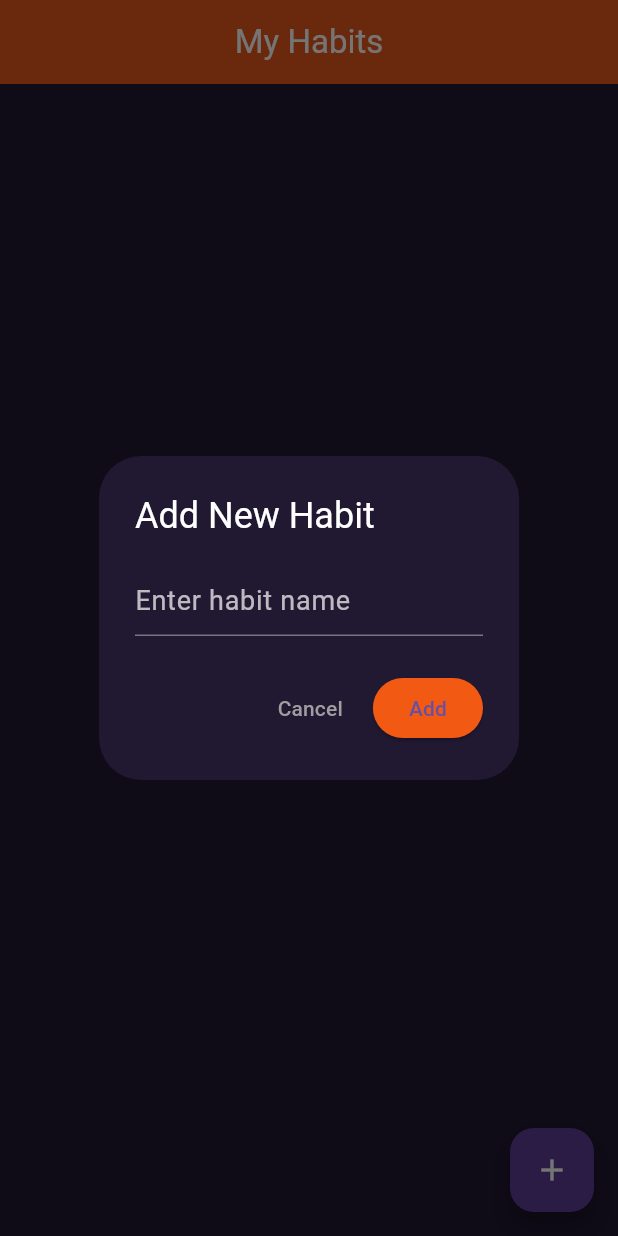
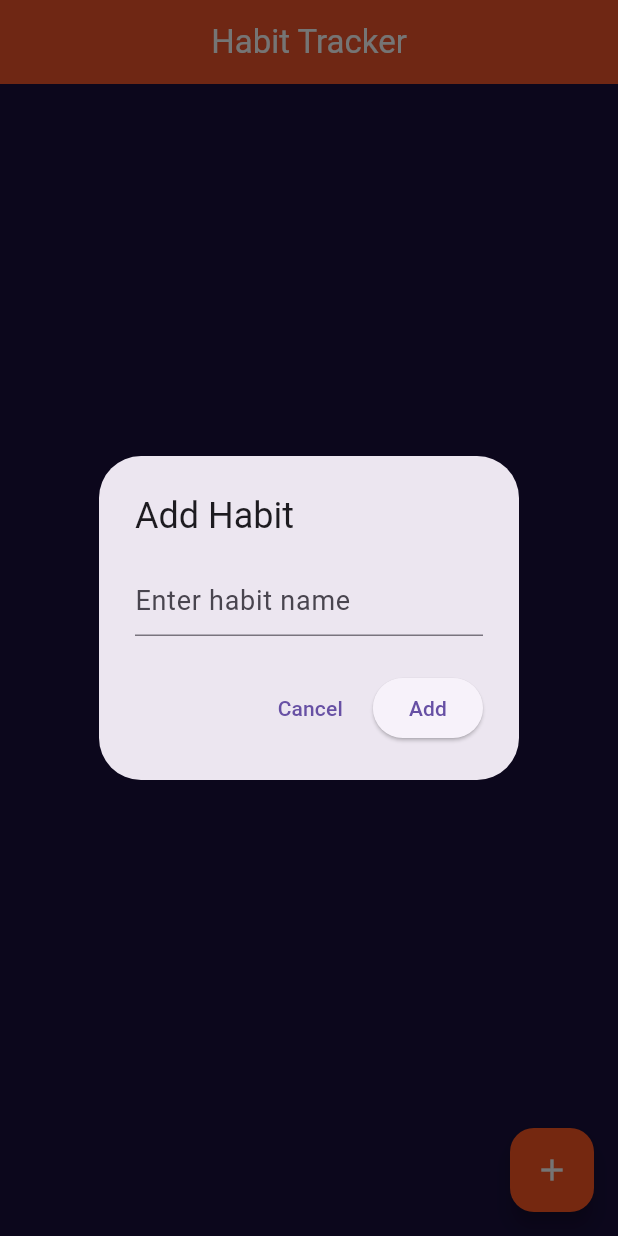
Before and after one commit to marriyamrehman/habit_tracker, a Flutter app: the screen it shows after launch, after a tap on the "add" icon, on a phone screen of 412 x 824 dp. Run offline on Flutter 3.47's test engine with Material 3 defaults, Android fonts, the phone set to English and light mode, and no system bars; our stand-ins replace sqflite; accounts and stored records are empty.

Commit message:
Added SQLite support and improved habit management UI

```diff
--- a/lib/db/db_helper.dart
+++ b/lib/db/db_helper.dart
@@ -1,81 +1,78 @@
 import 'package:sqflite/sqflite.dart';
 import 'package:path/path.dart';
+import '../models/habit_model.dart';
 
-class DBHelper {
+class DatabaseHelper {
+  static final DatabaseHelper _instance = DatabaseHelper._internal();
+  factory DatabaseHelper() => _instance;
+  DatabaseHelper._internal();
+
   static Database? _database;
 
-  // Database name and version
-  static const String _dbName = 'habit_tracker.db';
-  static const int _dbVersion = 1;
-
-  // Table name and columns
-  static const String tableHabits = 'habits';
-  static const String columnId = 'id';
-  static const String columnName = 'name';
-  static const String columnCompleted = 'completed';
-
-  // Singleton pattern
-  DBHelper._privateConstructor();
-  static final DBHelper instance = DBHelper._privateConstructor();
-
-  // Get database instance
   Future<Database> get database async {
     if (_database != null) return _database!;
     _database = await _initDB();
     return _database!;
   }
 
-  // Initialize database
   Future<Database> _initDB() async {
-    String path = join(await getDatabasesPath(), _dbName);
+    final dbPath = await getDatabasesPath();
+    final path = join(dbPath, 'habits.db');
+
     return await openDatabase(
       path,
-      version: _dbVersion,
+      version: 1,
       onCreate: _onCreate,
     );
   }
 
-  // Create tables
-  Future _onCreate(Database db, int version) async {
+  Future<void> _onCreate(Database db, int version) async {
     await db.execute('''
-      CREATE TABLE $tableHabits (
-        $columnId INTEGER PRIMARY KEY AUTOINCREMENT,
-        $columnName TEXT NOT NULL,
-        $columnCompleted INTEGER NOT NULL DEFAULT 0
+      CREATE TABLE habits (
+        id INTEGER PRIMARY KEY AUTOINCREMENT,
+        name TEXT NOT NULL,
+        isCompleted INTEGER NOT NULL
       )
     ''');
   }
 
-  // Insert a new habit
-  Future<int> insertHabit(Map<String, dynamic> habit) async {
-    Database db = await instance.database;
-    return await db.insert(tableHabits, habit);
+  // ✅ Get all habits
+  Future<List<Habit>> getHabits() async {
+    final db = await database;
+    final List<Map<String, dynamic>> maps = await db.query('habits');
+
+    return List.generate(maps.length, (i) {
+      return Habit(
+        id: maps[i]['id'],
+        name: maps[i]['name'],
+        isCompleted: maps[i]['isCompleted'] == 1,
+      );
+    });
   }
 
-  // Get all habits
-  Future<List<Map<String, dynamic>>> getHabits() async {
-    Database db = await instance.database;
-    return await db.query(tableHabits);
+  // ✅ Insert new habit
+  Future<int> insertHabit(Habit habit) async {
+    final db = await database;
+    return await db.insert('habits', habit.toMap());
   }
 
-  // Update habit (toggle completion)
-  Future<int> updateHabit(Map<String, dynamic> habit) async {
-    Database db = await instance.database;
-    int id = habit[columnId];
+  // ✅ Update existing habit
+  Future<int> updateHabit(Habit habit) async {
+    final db = await database;
     return await db.update(
-      tableHabits,
-      habit,
-      where: '$columnId = ?',
-      whereArgs: [id],
+      'habits',
+      habit.toMap(),
+      where: 'id = ?',
+      whereArgs: [habit.id],
     );
   }
 
-  // Delete habit
+  // ✅ Delete habit by ID
   Future<int> deleteHabit(int id) async {
-    Database db = await instance.database;
+    final db = await database;
     return await db.delete(
-      tableHabits,
-      where: '$columnId = ?',
+      'habits',
+      where: 'id = ?',
       whereArgs: [id],
     );
   }
--- /dev/null
+++ b/lib/models/habit_model.dart
@@ -0,0 +1,15 @@
+class Habit {
+  final int? id;
+  final String name;
+  final bool isCompleted;
+
+  Habit({this.id, required this.name, required this.isCompleted});
+
+  Map<String, dynamic> toMap() {
+    return {
+      'id': id,
+      'name': name,
+      'isCompleted': isCompleted ? 1 : 0,
+    };
+  }
+}
--- a/lib/screens/home_screen.dart
+++ b/lib/screens/home_screen.dart
@@ -1,5 +1,6 @@
 import 'package:flutter/material.dart';
 import '../db/db_helper.dart';
+import '../models/habit_model.dart';
 
 class HomeScreen extends StatefulWidget {
   const HomeScreen({super.key});
@@ -9,10 +10,8 @@ class HomeScreen extends StatefulWidget {
 }
 
 class _HomeScreenState extends State<HomeScreen> {
-  final DBHelper _dbHelper = DBHelper.instance;
-  List<Map<String, dynamic>> _habits = [];
-
-  final TextEditingController _controller = TextEditingController();
+  final DatabaseHelper _dbHelper = DatabaseHelper();
+  List<Habit> _habits = [];
 
   @override
   void initState() {
@@ -27,21 +26,75 @@ class _HomeScreenState extends State<HomeScreen> {
     });
   }
 
-  Future<void> _addHabit(String name) async {
-    if (name.isEmpty) return;
+  Future<void> _addHabitDialog() async {
+    final TextEditingController controller = TextEditingController();
 
-    await _dbHelper.insertHabit({'name': name, 'completed': 0});
-    _controller.clear();
+    await showDialog(
+      context: context,
+      builder: (context) => AlertDialog(
+        title: const Text("Add Habit"),
+        content: TextField(
+          controller: controller,
+          decoration: const InputDecoration(hintText: "Enter habit name"),
+        ),
+        actions: [
+          TextButton(
+            onPressed: () => Navigator.pop(context),
+            child: const Text("Cancel"),
+          ),
+          ElevatedButton(
+            onPressed: () async {
+              if (controller.text.trim().isNotEmpty) {
+                await _dbHelper.insertHabit(
+                  Habit(name: controller.text.trim(), isCompleted: false),
+                );
+                Navigator.pop(context);
                 _loadHabits();
               }
+            },
+            child: const Text("Add"),
+          ),
+        ],
+      ),
+    );
+  }
 
-  Future<void> _toggleHabit(int id, int completed) async {
-    await _dbHelper.updateHabit({
-      'id': id,
-      'name': _habits.firstWhere((h) => h['id'] == id)['name'],
-      'completed': completed == 1 ? 0 : 1,
-    });
+  Future<void> _editHabitDialog(Habit habit) async {
+    final TextEditingController controller =
+        TextEditingController(text: habit.name);
+
+    await showDialog(
+      context: context,
+      builder: (context) => AlertDialog(
+        title: const Text("Edit Habit"),
+        content: TextField(
+          controller: controller,
+          decoration: const InputDecoration(hintText: "Enter new name"),
+        ),
+        actions: [
+          TextButton(
+            onPressed: () => Navigator.pop(context),
+            child: const Text("Cancel"),
+          ),
+          ElevatedButton(
+            onPressed: () async {
+              if (controller.text.trim().isNotEmpty) {
+                await _dbHelper.updateHabit(
+                  Habit(
+                    id: habit.id,
+                    name: controller.text.trim(),
+                    isCompleted: habit.isCompleted,
+                  ),
+                );
+                Navigator.pop(context);
                 _loadHabits();
+              }
+            },
+            child: const Text("Save"),
+          ),
+        ],
+      ),
+    );
   }
 
   Future<void> _deleteHabit(int id) async {
@@ -49,97 +102,66 @@ class _HomeScreenState extends State<HomeScreen> {
     _loadHabits();
   }
 
-  void _showAddHabitDialog() {
-    showDialog(
-      context: context,
-      builder: (context) => AlertDialog(
-        backgroundColor: const Color(0xFF211832),
-        title: const Text(
-          'Add New Habit',
-          style: TextStyle(color: Colors.white),
-        ),
-        content: TextField(
-          controller: _controller,
-          decoration: const InputDecoration(
-            hintText: 'Enter habit name',
-            hintStyle: TextStyle(color: Colors.white70),
-          ),
-          style: const TextStyle(color: Colors.white),
-        ),
-        actions: [
-          TextButton(
-            onPressed: () => Navigator.pop(context),
-            child: const Text('Cancel', style: TextStyle(color: Colors.grey)),
-          ),
-          ElevatedButton(
-            style: ElevatedButton.styleFrom(
-              backgroundColor: const Color(0xFFF25912),
-            ),
-            onPressed: () {
-              _addHabit(_controller.text);
-              Navigator.pop(context);
-            },
-            child: const Text('Add'),
-          ),
-        ],
-      ),
-    );
-  }
-
   @override
   Widget build(BuildContext context) {
     return Scaffold(
-      backgroundColor: const Color(0xFF211832),
+      backgroundColor: const Color(0xFF1A103D),
       appBar: AppBar(
-        title: const Text('My Habits'),
+        title: const Text("Habit Tracker"),
+        backgroundColor: Colors.deepOrange,
         centerTitle: true,
-        backgroundColor: const Color(0xFFF25912),
       ),
-      floatingActionButton: FloatingActionButton(
-        onPressed: _showAddHabitDialog,
-        backgroundColor: const Color(0xFF5C3E94),
-        child: const Icon(Icons.add, color: Colors.white),
-      ),
-      body: _habits.isEmpty
-          ? const Center(
-              child: Text(
-                'No habits yet. Tap + to add one!',
-                style: TextStyle(color: Colors.white70),
-              ),
-            )
-          : ListView.builder(
+      body: ListView.builder(
         padding: const EdgeInsets.all(16),
         itemCount: _habits.length,
         itemBuilder: (context, index) {
           final habit = _habits[index];
           return Card(
-                  color: const Color(0xFF412B6B),
-                  shape: RoundedRectangleBorder(
-                    borderRadius: BorderRadius.circular(16),
-                  ),
+            color: Colors.deepPurple.shade400,
+            margin: const EdgeInsets.symmetric(vertical: 8),
+            shape:
+                RoundedRectangleBorder(borderRadius: BorderRadius.circular(12)),
             child: ListTile(
               leading: Checkbox(
-                      activeColor: const Color(0xFFF25912),
-                      value: habit['completed'] == 1,
-                      onChanged: (_) => _toggleHabit(habit['id'], habit['completed']),
+                value: habit.isCompleted,
+                onChanged: (value) async {
+                  await _dbHelper.updateHabit(
+                    Habit(
+                      id: habit.id,
+                      name: habit.name,
+                      isCompleted: value ?? false,
+                    ),
+                  );
+                  _loadHabits();
+                },
+                activeColor: Colors.orange,
               ),
               title: Text(
-                      habit['name'],
-                      style: TextStyle(
-                        color: Colors.white,
-                        decoration: habit['completed'] == 1
-                            ? TextDecoration.lineThrough
-                            : TextDecoration.none,
+                habit.name,
+                style: const TextStyle(color: Colors.white, fontSize: 18),
               ),
+              trailing: Row(
+                mainAxisSize: MainAxisSize.min,
+                children: [
+                  IconButton(
+                    icon: const Icon(Icons.edit, color: Colors.white70),
+                    onPressed: () => _editHabitDialog(habit),
                   ),
-                    trailing: IconButton(
+                  IconButton(
                     icon: const Icon(Icons.delete, color: Colors.redAccent),
-                      onPressed: () => _deleteHabit(habit['id']),
+                    onPressed: () => _deleteHabit(habit.id!),
+                  ),
+                ],
               ),
             ),
           );
         },
       ),
+      floatingActionButton: FloatingActionButton(
+        backgroundColor: Colors.deepOrange,
+        onPressed: _addHabitDialog,
+        child: const Icon(Icons.add),
+      ),
     );
   }
 }
--- a/pubspec.yaml
+++ b/pubspec.yaml
@@ -29,11 +29,13 @@ environment:
 # versions available, run `flutter pub outdated`.
 dependencies:
 
+
   flutter:
     sdk: flutter
-  sqflite: ^2.3.3+1
+
+  sqflite: ^2.4.0
   path_provider: ^2.1.3
-  path: ^1.9.0
+
 
 
   # The following adds the Cupertino Icons font to your application.
```
Also changed, not shown: lib/screens/view_habits_screen.dart (added, +77 -0 lines), pubspec.lock. Lines whose indentation alone changed are shown as unchanged.
